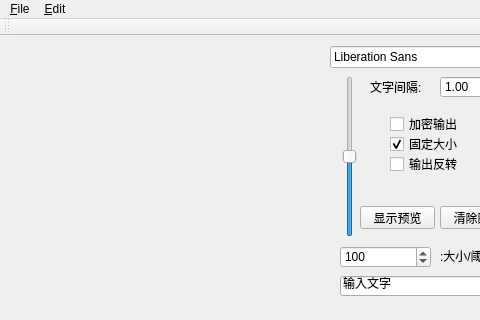
Above: generator/ui/mainwindow.ui from smallzhan/wpgenerator before the change; both pictures show x 0 to 480 and y 0 to 320 of the 562 by 727 pixel window. Below: the same form after it.
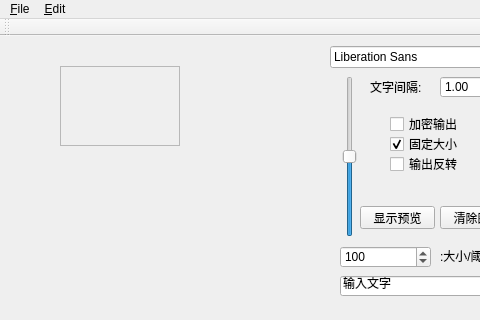
That is the form after the change. Custom widgets are drawn as their Qt base class.

Commit message: refactor the generator project, move the timer to showArea class which is used by simulator as well.

```diff
--- a/generator/ui/mainwindow.ui
+++ b/generator/ui/mainwindow.ui
@@ -35,6 +35,29 @@
       <height>251</height>
      </rect>
     </property>
+    <widget class="QScrollArea" name="scrollArea">
+     <property name="geometry">
+      <rect>
+       <x>50</x>
+       <y>20</y>
+       <width>120</width>
+       <height>80</height>
+      </rect>
+     </property>
+     <property name="widgetResizable">
+      <bool>true</bool>
+     </property>
+     <widget class="QWidget" name="scrollAreaWidgetContents">
+      <property name="geometry">
+       <rect>
+        <x>0</x>
+        <y>0</y>
+        <width>118</width>
+        <height>78</height>
+       </rect>
+      </property>
+     </widget>
+    </widget>
    </widget>
    <widget class="ShowArea" name="showWidget" native="true">
     <property name="enabled">
```
Left out of the diff: 70 changed lines with no effect on the pictures. The commit also changes 13 other files.
